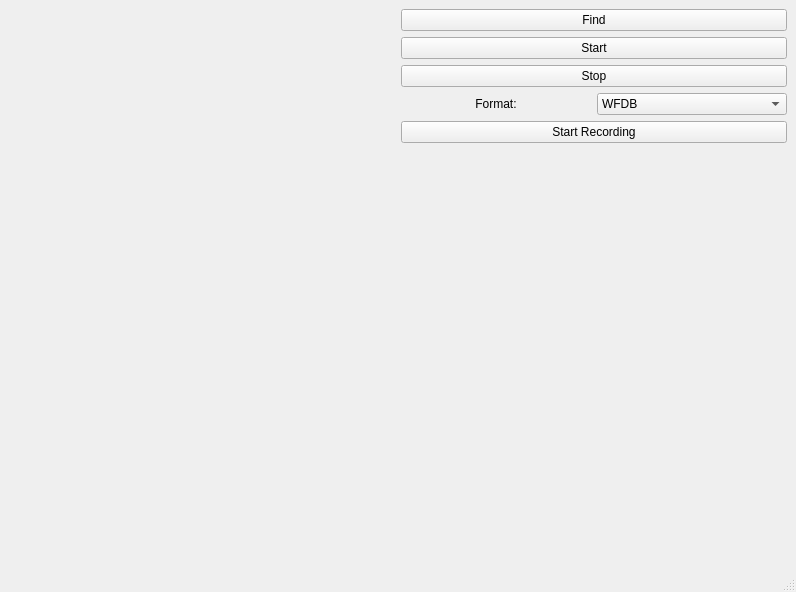
Before: the Qt Designer form ui/main_window.ui in mcsltd/mcs-inRat-monitor, drawn with Qt 5.
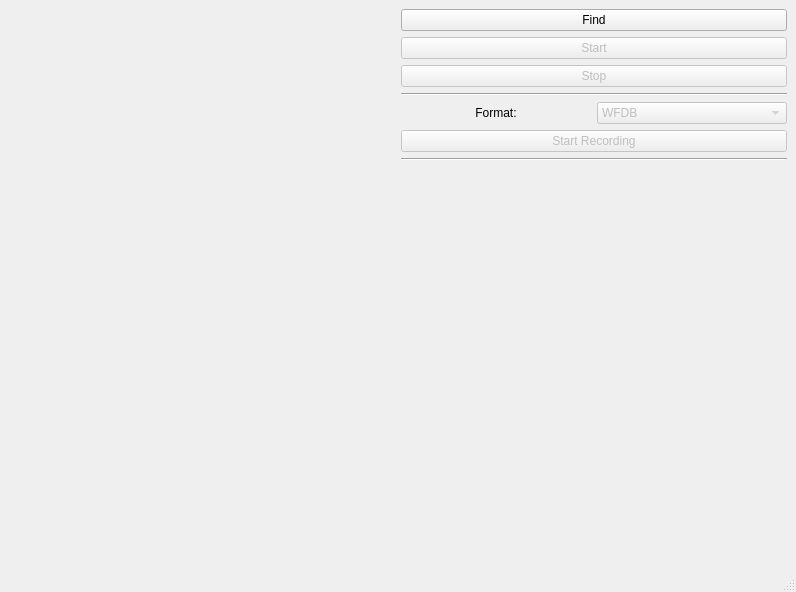
After: the same form once the commit is applied. Custom widgets are drawn as their Qt base class.

Commit message: feature(storage): add logic change state of button

Patch:
```diff
--- a/ui/main_window.ui
+++ b/ui/main_window.ui
@@ -33,6 +33,9 @@
       </item>
       <item>
        <widget class="QPushButton" name="pushButtonStart">
+        <property name="enabled">
+         <bool>false</bool>
+        </property>
         <property name="text">
          <string>Start</string>
         </property>
@@ -40,11 +43,21 @@
       </item>
       <item>
        <widget class="QPushButton" name="pushButtonStop">
+        <property name="enabled">
+         <bool>false</bool>
+        </property>
         <property name="text">
          <string>Stop</string>
         </property>
        </widget>
       </item>
+      <item>
+       <widget class="Line" name="line">
+        <property name="orientation">
+         <enum>Qt::Orientation::Horizontal</enum>
+        </property>
+       </widget>
+      </item>
       <item>
        <layout class="QHBoxLayout" name="horizontalLayout_2">
         <item>
@@ -59,6 +72,9 @@
         </item>
         <item>
          <widget class="QComboBox" name="comboBoxFormat">
+          <property name="enabled">
+           <bool>false</bool>
+          </property>
           <item>
            <property name="text">
             <string>WFDB</string>
@@ -75,11 +91,21 @@
       </item>
       <item>
        <widget class="QPushButton" name="pushButtonRecording">
+        <property name="enabled">
+         <bool>false</bool>
+        </property>
         <property name="text">
          <string>Start Recording</string>
         </property>
        </widget>
       </item>
+      <item>
+       <widget class="Line" name="line_2">
+        <property name="orientation">
+         <enum>Qt::Orientation::Horizontal</enum>
+        </property>
+       </widget>
+      </item>
       <item>
        <spacer name="verticalSpacer">
         <property name="orientation">
```
The commit also changes 2 other files.
